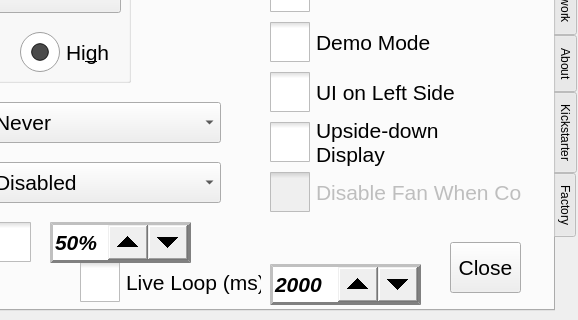
Above: src/utilwindow.ui from krontech/chronos-cam-app before the change; both pictures show x 222 to 800 and y 160 to 480 of the 800 by 480 pixel window. Below: the same form after it.
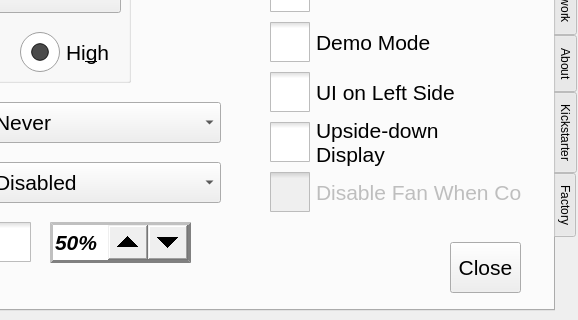
That is the form after the change. The open tabs and pages were chosen to show the change. Custom widgets are drawn as their Qt base class.

Commit message: Basic functionality of Live Slow Motion is working

Diff of the .ui file:
```diff
--- a/src/utilwindow.ui
+++ b/src/utilwindow.ui
@@ -458,85 +458,6 @@
       <string>Demo Mode</string>
      </property>
     </widget>
-    <widget class="QCheckBox" name="chkLiveLoop">
-     <property name="geometry">
-      <rect>
-       <x>290</x>
-       <y>410</y>
-       <width>181</width>
-       <height>41</height>
-      </rect>
-     </property>
-     <property name="font">
-      <font>
-       <pointsize>16</pointsize>
-      </font>
-     </property>
-     <property name="styleSheet">
-      <string notr="true">QCheckBox::indicator {
-     width: 40px;
-     height: 40px;
-}</string>
-     </property>
-     <property name="text">
-      <string>Live Loop (ms)</string>
-     </property>
-     <property name="tristate">
-      <bool>false</bool>
-     </property>
-    </widget>
-    <widget class="CamSpinBox" name="spinLiveLoopTime">
-     <property name="geometry">
-      <rect>
-       <x>480</x>
-       <y>412</y>
-       <width>151</width>
-       <height>41</height>
-      </rect>
-     </property>
-     <property name="sizePolicy">
-      <sizepolicy hsizetype="Minimum" vsizetype="Fixed">
-       <horstretch>0</horstretch>
-       <verstretch>0</verstretch>
-      </sizepolicy>
-     </property>
-     <property name="baseSize">
-      <size>
-       <width>0</width>
-       <height>0</height>
-      </size>
-     </property>
-     <property name="font">
-      <font>
-       <pointsize>16</pointsize>
-       <weight>75</weight>
-       <italic>true</italic>
-       <bold>true</bold>
-      </font>
-     </property>
-     <property name="styleSheet">
-      <string notr="true">QSpinBox { border: 3px outset grey;padding-right: 40px;}  
-
-QSpinBox::up-button { subcontrol-position: right; right: 40px; width: 40px; height: 35px;}
-
-QSpinBox::down-button { subcontrol-position: right; width: 40px; height: 35px;}</string>
-     </property>
-     <property name="suffix">
-      <string/>
-     </property>
-     <property name="minimum">
-      <number>250</number>
-     </property>
-     <property name="maximum">
-      <number>10000</number>
-     </property>
-     <property name="singleStep">
-      <number>10</number>
-     </property>
-     <property name="value">
-      <number>2000</number>
-     </property>
-    </widget>
     <widget class="QComboBox" name="comboAutoPowerMode">
      <property name="geometry">
       <rect>
```
Left out of the diff: 4 changed lines with no effect on the pictures. The commit also changes 8 other files.
